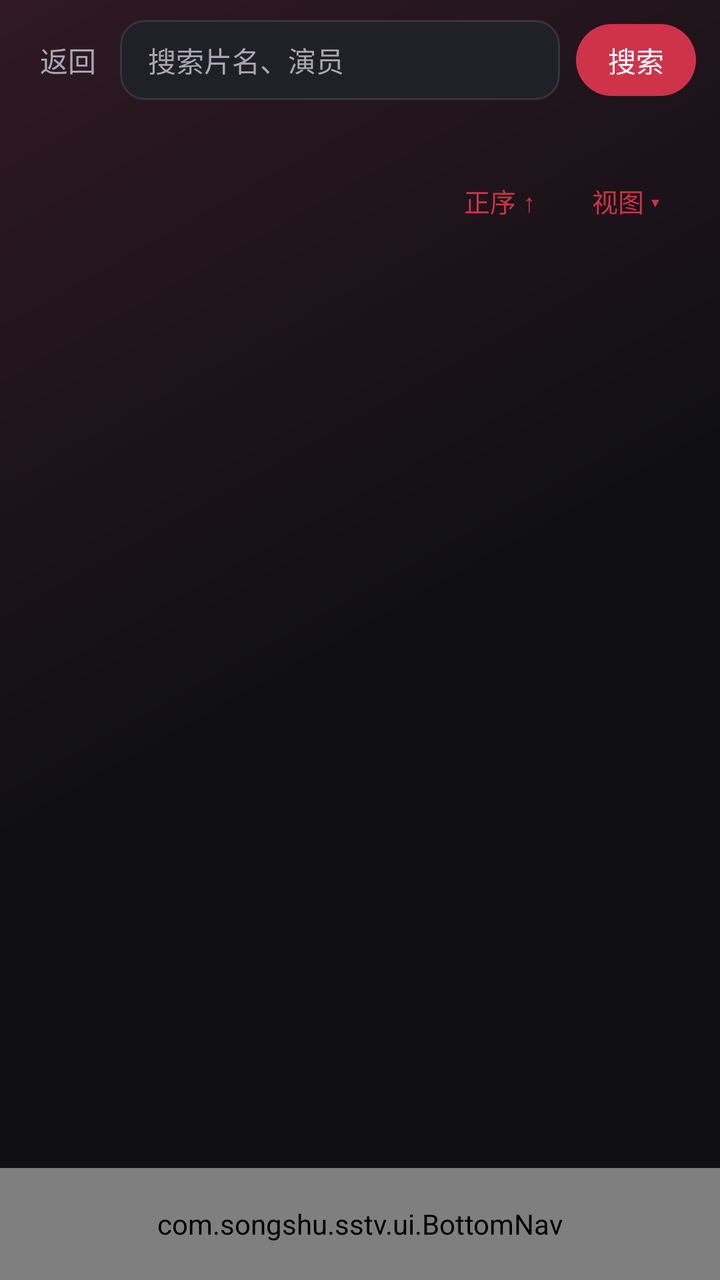
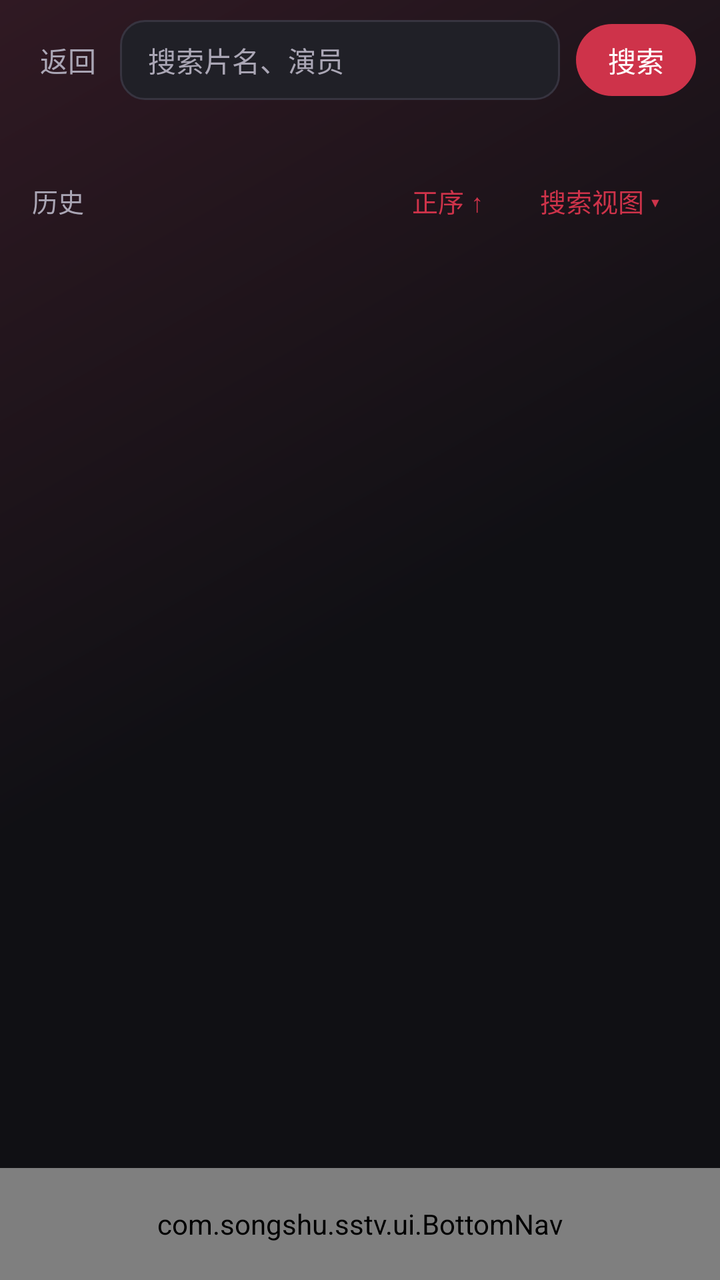

The first picture is an Android layout as it rendered before a commit; the second is the same layout after the commit. The layout source and the unified diff follow.
<!-- AndroidManifest.xml: application theme AppTheme -->
<!-- res/layout/activity_search.xml -->
<?xml version="1.0" encoding="utf-8"?>
<LinearLayout xmlns:android="http://schemas.android.com/apk/res/android"
    android:layout_width="match_parent"
    android:layout_height="match_parent"
    android:orientation="vertical"
    android:background="@drawable/bg_page"
    android:fitsSystemWindows="true" android:focusable="true" android:focusableInTouchMode="true">

    <LinearLayout
        android:layout_width="match_parent"
        android:layout_height="wrap_content"
        android:orientation="horizontal"
        android:gravity="center_vertical"
        android:paddingLeft="8dp"
        android:paddingRight="12dp"
        android:paddingTop="10dp"
        android:paddingBottom="6dp">

        <TextView
            android:id="@+id/btnBack"
            android:layout_width="wrap_content"
            android:layout_height="36dp"
            android:gravity="center"
            android:paddingLeft="12dp"
            android:paddingRight="12dp"
            android:text="返回"
            android:textColor="?attr/appTextMuted"
            android:textSize="14sp" />

        <EditText
            android:id="@+id/input"
            android:layout_width="0dp"
            android:layout_height="40dp"
            android:layout_weight="1"
            android:background="@drawable/bg_card"
            android:hint="@string/search_hint"
            android:imeOptions="actionSearch"
            android:inputType="text"
            android:paddingLeft="14dp"
            android:paddingRight="14dp"
            android:singleLine="true"
            android:textColor="?attr/appText"
            android:textColorHint="?attr/appTextMuted"
            android:textSize="14sp" />

        <TextView
            android:id="@+id/btnGo"
            android:layout_width="wrap_content"
            android:layout_height="36dp"
            android:layout_marginLeft="8dp"
            android:background="@drawable/bg_btn_primary"
            android:gravity="center"
            android:paddingLeft="16dp"
            android:paddingRight="16dp"
            android:text="搜索"
            android:textColor="?attr/appOnAccent"
            android:textSize="14sp" />
    </LinearLayout>

    <TextView
        android:id="@+id/tip"
        android:layout_width="match_parent"
        android:layout_height="wrap_content"
        android:layout_marginLeft="17dp"
        android:layout_marginBottom="6dp"
        android:textColor="?attr/appTextMuted"
        android:textSize="12sp" />

<LinearLayout android:layout_width="match_parent" android:layout_height="44dp" android:gravity="end|center_vertical" android:paddingHorizontal="16dp">
<TextView android:id="@+id/btnSort" android:layout_width="wrap_content" android:layout_height="40dp" android:gravity="center" android:paddingHorizontal="14dp" android:text="正序 ↑" android:textSize="13sp" android:textColor="?attr/appAccent" />
<TextView android:id="@+id/btnViewMode" android:layout_width="wrap_content" android:layout_height="40dp" android:gravity="center" android:paddingHorizontal="14dp" android:text="视图 ▾" android:textSize="13sp" android:textColor="?attr/appAccent" /></LinearLayout>
    <FrameLayout
        android:layout_width="match_parent"
        android:layout_height="0dp"
        android:layout_weight="1">

        <androidx.recyclerview.widget.RecyclerView
            android:id="@+id/list"
            android:layout_width="match_parent"
            android:layout_height="match_parent"
            android:paddingBottom="12dp"
            android:clipToPadding="false"
            android:scrollbars="none" />

        <ProgressBar
            android:id="@+id/progress"
            android:layout_width="wrap_content"
            android:layout_height="wrap_content"
            android:layout_gravity="center"
            android:visibility="gone" />

        <TextView
            android:id="@+id/hint"
            android:layout_width="wrap_content"
            android:layout_height="wrap_content"
            android:layout_gravity="center"
            android:textColor="?attr/appTextMuted"
            android:textSize="14sp"
            android:visibility="gone" />
    </FrameLayout>

<com.songshu.sstv.ui.BottomNav android:layout_width="match_parent" android:layout_height="56dp" />
</LinearLayout>
<!-- resources referenced by this layout -->
<resources>
  <!-- drawable bg_btn_primary (drawable) -->
  <ripple xmlns:android="http://schemas.android.com/apk/res/android" android:color="?attr/appAccentDim"><item><shape><solid android:color="?attr/appAccent"/><corners android:radius="?attr/appPillCorner"/></shape></item></ripple>
  <!-- drawable bg_card (drawable) -->
  <ripple xmlns:android="http://schemas.android.com/apk/res/android" android:color="?attr/appAccentDim"><item><shape><solid android:color="?attr/appSurface"/><corners android:radius="?attr/appCorner"/><stroke android:width="1dp" android:color="?attr/appDivider" /></shape></item></ripple>
  <!-- drawable bg_page (drawable) -->
  <shape xmlns:android="http://schemas.android.com/apk/res/android"><gradient android:angle="315" android:startColor="?attr/appGlow" android:centerColor="?attr/appBg" android:endColor="?attr/appBg" /></shape>
  <string name="search_hint">搜索片名、演员</string>
  <style name="AppTheme" parent="Theme.AppCompat.NoActionBar">
          <item name="appBg">#101014</item>
          <item name="appSurface">#202027</item>
          <item name="appSurfaceAlt">#2C2B35</item>
          <item name="appAccent">#CE334A</item>
          <item name="appAccentDim">#722334</item>
          <item name="appText">#F7F3F2</item>
          <item name="appTextMuted">#AAA6B5</item>
          <item name="appDivider">#373440</item>
          <item name="appSuccess">#63D79C</item>
          <item name="appOnAccent">#FFFFFF</item>
          <item name="appGlow">#301923</item>
          <item name="appCorner">12dp</item>
          <item name="appPillCorner">18dp</item>
          <item name="android:fontFamily">sans-serif</item>
          <item name="android:windowBackground">?attr/appBg</item>
          <item name="android:statusBarColor">?attr/appBg</item>
          <item name="android:navigationBarColor">?attr/appBg</item>
          <item name="android:colorBackground">?attr/appSurface</item>
          <item name="android:textColorPrimary">?attr/appText</item>
          <item name="android:textColorSecondary">?attr/appTextMuted</item>
          <item name="android:textColorHint">?attr/appTextMuted</item>
          <item name="colorAccent">?attr/appAccent</item>
          <item name="colorControlNormal">?attr/appTextMuted</item>
          <item name="colorControlActivated">?attr/appAccent</item>
          <item name="android:windowLightStatusBar">false</item>
          <item name="android:windowAnimationStyle">@style/AppWindowAnimation</item>
      </style>
  <style name="AppWindowAnimation">
          <item name="android:activityOpenEnterAnimation">@anim/page_enter</item>
          <item name="android:activityOpenExitAnimation">@anim/page_exit</item>
          <item name="android:activityCloseEnterAnimation">@anim/page_enter</item>
          <item name="android:activityCloseExitAnimation">@anim/page_exit</item>
      </style>
</resources>

<!-- the commit's change to res/layout/activity_search.xml (unified diff, before → after) -->
@@ -67,8 +67,9 @@
         android:textSize="12sp" />
 
 <LinearLayout android:layout_width="match_parent" android:layout_height="44dp" android:gravity="end|center_vertical" android:paddingHorizontal="16dp">
+<TextView android:id="@+id/btnSearchHistory" android:layout_width="0dp" android:layout_weight="1" android:layout_height="40dp" android:gravity="center_vertical" android:text="历史" android:textSize="13sp" android:textColor="?attr/appTextMuted" />
 <TextView android:id="@+id/btnSort" android:layout_width="wrap_content" android:layout_height="40dp" android:gravity="center" android:paddingHorizontal="14dp" android:text="正序 ↑" android:textSize="13sp" android:textColor="?attr/appAccent" />
-<TextView android:id="@+id/btnViewMode" android:layout_width="wrap_content" android:layout_height="40dp" android:gravity="center" android:paddingHorizontal="14dp" android:text="视图 ▾" android:textSize="13sp" android:textColor="?attr/appAccent" /></LinearLayout>
+<TextView android:id="@+id/btnViewMode" android:layout_width="wrap_content" android:layout_height="40dp" android:gravity="center" android:paddingHorizontal="14dp" android:text="搜索视图 ▾" android:textSize="13sp" android:textColor="?attr/appAccent" /></LinearLayout>
     <FrameLayout
         android:layout_width="match_parent"
         android:layout_height="0dp"
